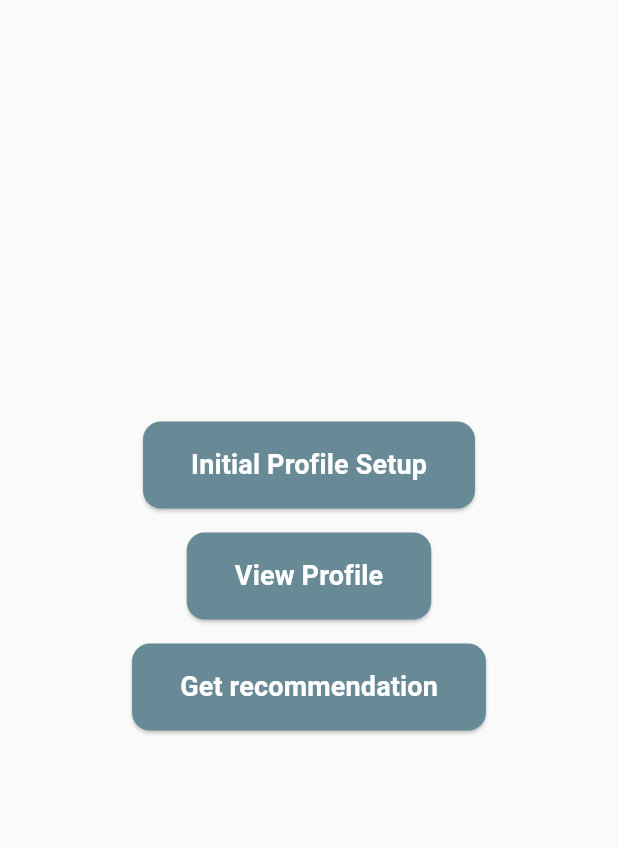
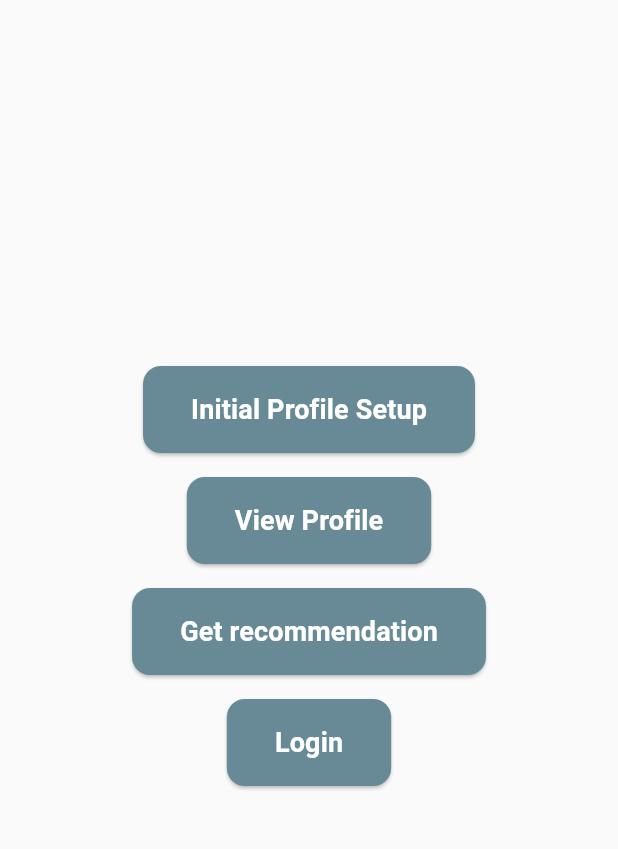
Before and after one commit to benaoudia/NutrIA-app, a Flutter app: the screen it shows after launch, on a phone screen of 412 x 824 dp, the part 84-933 px from its top. Run offline on Flutter 3.47's test engine with Material 3 defaults, Android fonts, the light colour scheme and no system bars; our stand-ins replace equatable, flutter_bloc, font_awesome_flutter, sqflite; accounts and stored records are empty.

Commit message:
MERGED CODE

```diff
--- a/lib/main.dart
+++ b/lib/main.dart
@@ -2,6 +2,7 @@
 import 'package:nutria/Screens/Profile%20and%20user%20info/PersonalInfoBuilder.dart';
 import 'package:nutria/Screens/Profile%20and%20user%20info/ProfileScreenBuilder.dart';
 import 'package:nutria/Screens/Profile%20and%20user%20info/ProfileDisplayScreenBuilder.dart';
+import 'package:nutria/Screens/loginsignup/index.dart';
 import 'package:nutria/Screens/recommenderSystem/questions.dart';
 
 void main() {
@@ -121,6 +122,32 @@
                 ),
               ),
             ),
+            const SizedBox(height: 16),
+            ElevatedButton(
+              style: ElevatedButton.styleFrom(
+                backgroundColor: const Color.fromARGB(255, 103, 138, 150),
+                padding: const EdgeInsets.symmetric(horizontal: 32, vertical: 16),
+                shape: RoundedRectangleBorder(
+                  borderRadius: BorderRadius.circular(12),
+                ),
+              ),
+              onPressed: () {
+                Navigator.push(
+                  context,
+                  MaterialPageRoute(
+                    builder: (context) => FirstPage(),
+                  ),
+                );
+              },
+              child: const Text(
+                'Login',
+                style: TextStyle(
+                  fontSize: 18,
+                  fontWeight: FontWeight.bold,
+                  color: Colors.white,
+                ),
+              ),
+            ),
           ],
         ),
       ),
```
